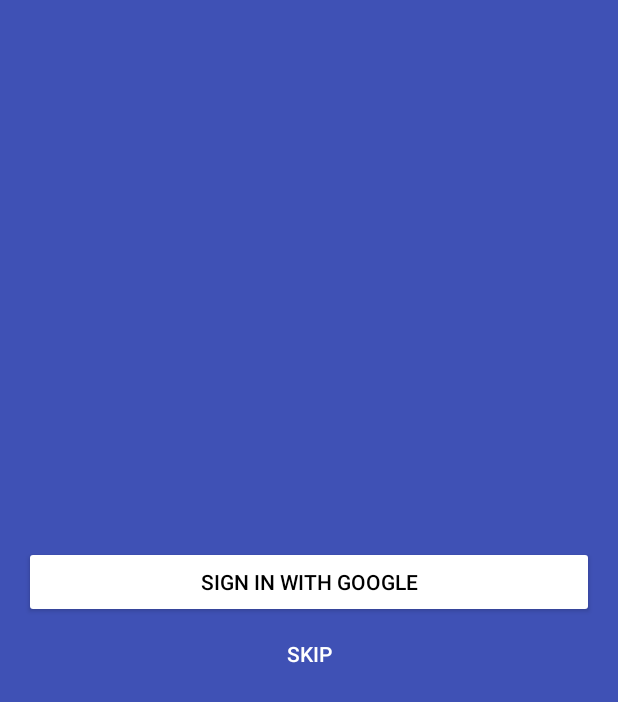
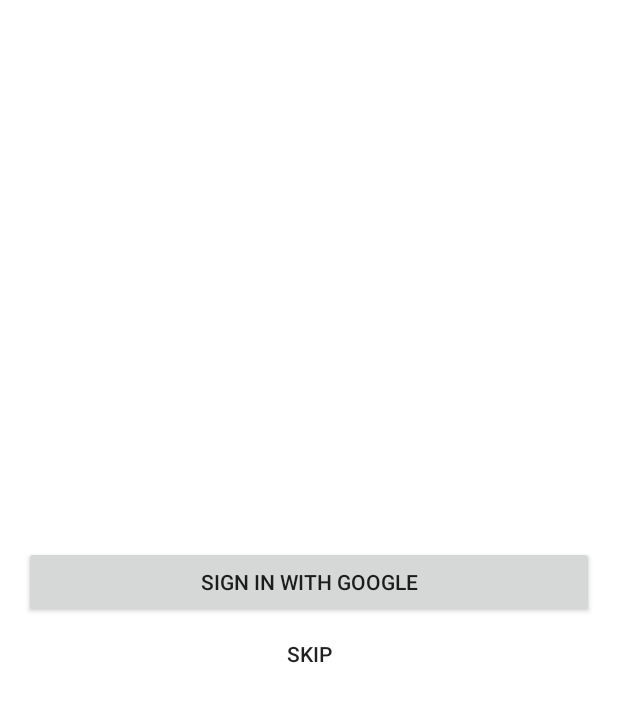
Before and after one commit to AxelStein/Arterial-Pressure-Diary, an Android app: the screen it shows after launch (MainActivity), on a phone screen of 412 x 824 dp. Shown: the top 702 px of the screen. Run offline under Robolectric (Android 15) with nearby library versions, the phone set to English and light mode, and no system bars; our stand-ins replace Dagger/Hilt's generated code, Room's generated code, RxJava; libraries missing offline, so code that uses them is left out: com.google.api.client, com.google.api.services; 5 statements that could not run were skipped.

Commit message:
Fix splash screen

```diff
--- a/app/src/main/res/layout/activity_main.xml
+++ b/app/src/main/res/layout/activity_main.xml
@@ -20,19 +20,17 @@
         android:id="@+id/splash"
         android:layout_width="match_parent"
         android:layout_height="match_parent"
-        android:background="@color/color_splash"
+        android:background="?attr/colorListItem"
         android:paddingStart="16dp"
         android:paddingEnd="16dp"
-        tools:visibility="gone">
+        android:visibility="gone">
 
         <Button
             android:id="@+id/sign_in_google"
             style="@style/Widget.AppCompat.Button"
             android:layout_width="0dp"
             android:layout_height="wrap_content"
-            android:backgroundTint="#fff"
             android:text="@string/action_sign_in_google"
-            android:textColor="#000"
             app:layout_constraintBottom_toTopOf="@+id/skip"
             app:layout_constraintEnd_toEndOf="parent"
             app:layout_constraintStart_toStartOf="parent"
@@ -45,7 +43,6 @@
             android:layout_width="0dp"
             android:layout_height="wrap_content"
             android:text="@string/action_skip"
-            android:textColor="#fff"
             app:layout_constraintBottom_toBottomOf="parent"
             app:layout_constraintEnd_toEndOf="parent"
             app:layout_constraintStart_toStartOf="parent"
```
